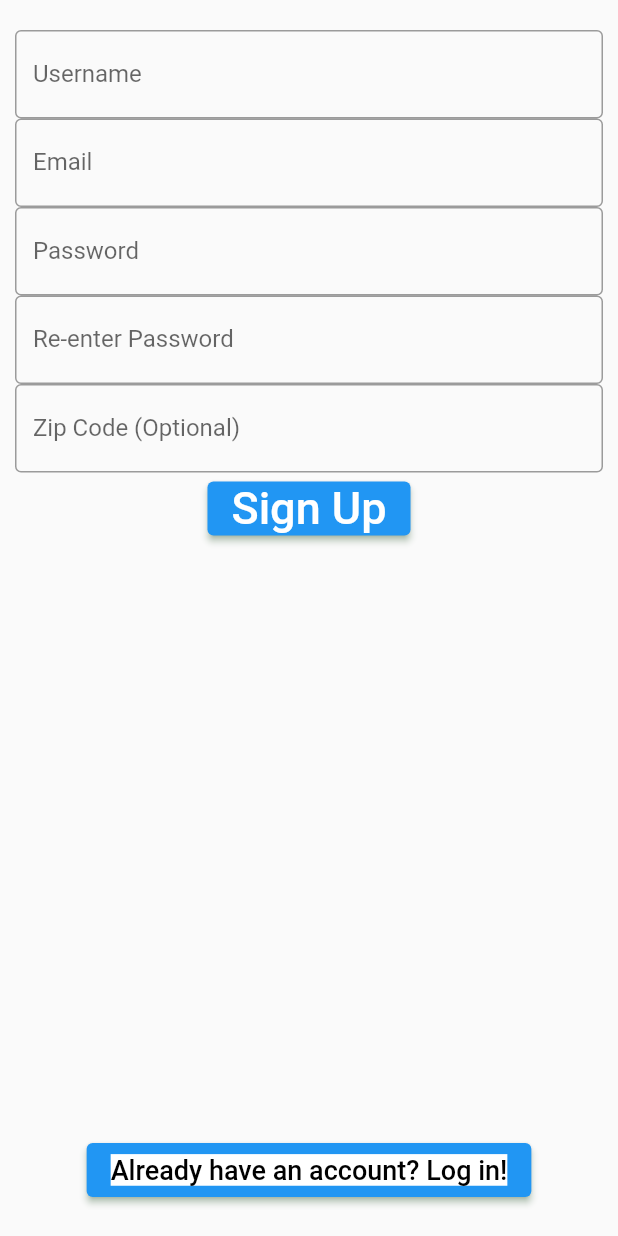
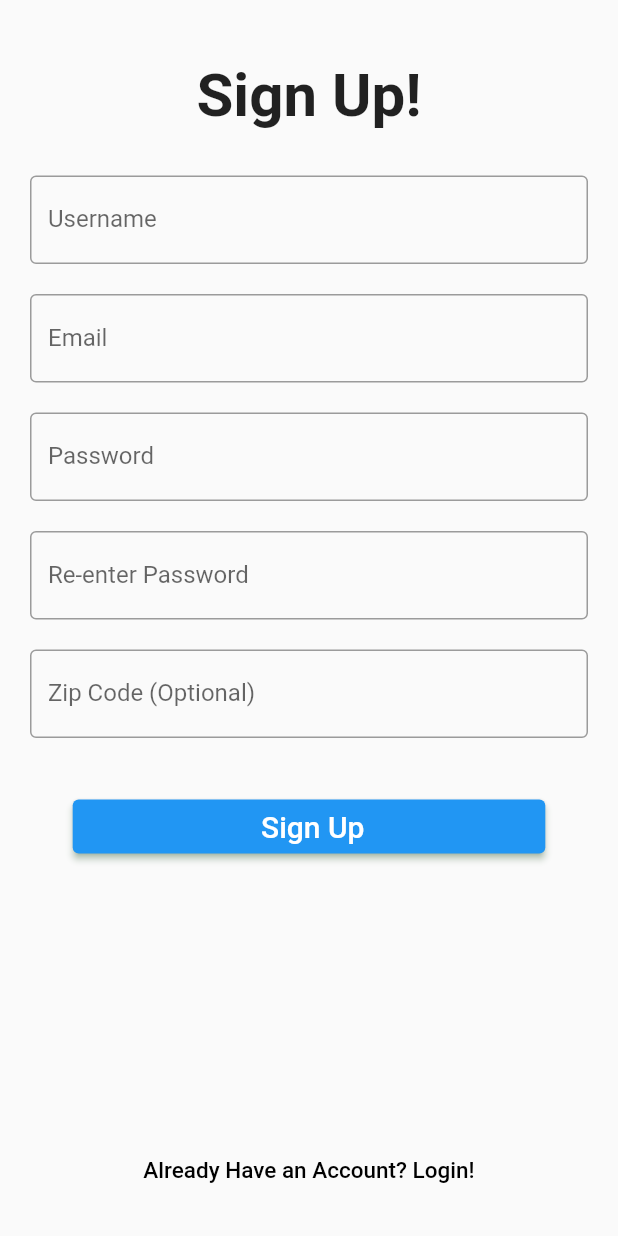
Before and after one commit to solbell2/volunTEEN, a Flutter app: the SignUp screen opened directly, on a phone screen of 412 x 824 dp. Run offline on Flutter 3.47's test engine with Material 2 defaults, Android fonts, the phone set to English and light mode, and no system bars; our stand-ins replace cloud_firestore, date_format, firebase_auth, firebase_core, shared_preferences; accounts and stored records are empty; Roboto replaces fonts that are missing (Raleway).

Commit message:
Update SignUp.dart

```diff
--- a/lib/Auth/SignUp.dart
+++ b/lib/Auth/SignUp.dart
@@ -15,6 +15,8 @@ class SignUp extends StatelessWidget {
   @override
   Widget build(BuildContext context) {
     return Scaffold(
+      resizeToAvoidBottomInset : false,
+
       body: Container(
         margin: EdgeInsets.fromLTRB(10, 20, 10, 20),
         child: Column(
@@ -23,7 +25,14 @@ class SignUp extends StatelessWidget {
             //   height: 100,
             //   image: AssetImage('assets/Transparent Logo.png'),
             // ),
-            TextField(
+            Padding(
+              padding: EdgeInsets.symmetric(vertical: 20.0, horizontal: 10.0),
+              child:Text("Sign Up!",style: TextStyle(fontSize: 40.0, fontWeight: FontWeight.bold)),
+            ),
+
+            Padding(
+              padding: EdgeInsets.symmetric(vertical: 10.0, horizontal: 10.0),
+              child: TextField(
                 obscureText: false,
                 decoration: InputDecoration(
                     border: OutlineInputBorder(),
@@ -33,7 +42,11 @@ class SignUp extends StatelessWidget {
                   user = val;
                 },
               ),
-            TextField(
+            ),
+
+            Padding(
+              padding: EdgeInsets.symmetric(vertical: 10.0, horizontal: 10.0),
+              child:TextField(
                 obscureText: false,
                 decoration: InputDecoration(
                     border: OutlineInputBorder(),
@@ -43,7 +56,11 @@ class SignUp extends StatelessWidget {
                   email = val;
                 },
               ),
-            TextField(
+            ),
+
+            Padding(
+              padding: EdgeInsets.symmetric(vertical: 10.0, horizontal: 10.0),
+              child:TextField(
                 obscureText: true,
                 decoration: InputDecoration(
                     border: OutlineInputBorder(),
@@ -53,7 +70,12 @@ class SignUp extends StatelessWidget {
                   pass = val;
                 },
               ),
-            TextField(
+            ),
+
+
+            Padding(
+              padding: EdgeInsets.symmetric(vertical: 10.0, horizontal: 10.0),
+              child:TextField(
                 obscureText: true,
                 decoration: InputDecoration(
                     border: OutlineInputBorder(),
@@ -63,7 +85,11 @@ class SignUp extends StatelessWidget {
                   rePass = val;
                 },
               ),
-            TextField(
+            ),
+
+            Padding(
+              padding: EdgeInsets.symmetric(vertical: 10.0, horizontal: 10.0),
+              child:TextField(
                 obscureText: true,
                 decoration: InputDecoration(
                     border: OutlineInputBorder(),
@@ -73,11 +99,15 @@ class SignUp extends StatelessWidget {
                   zipcode = val;
                 },
               ),
+            ),
+
             ButtonTheme(
+              child:Padding(
+                padding: EdgeInsets.symmetric(vertical: 25.0, horizontal: 25.0),
                 child: ElevatedButton(
                   child: Text(
-                  'Sign Up',
-                  style: TextStyle(fontSize: 30.0, backgroundColor: Colors.blue, color: Colors.white),
+                    '                      Sign Up                     ',
+                    style: TextStyle(fontSize: 20.0, backgroundColor: Colors.blue, color: Colors.white),
                   ),
                   onPressed: () async {
                     if (pass == rePass) {
@@ -111,12 +141,22 @@ class SignUp extends StatelessWidget {
                   },
                 ),
               ),
+
+            ),
             Spacer(),
             ButtonTheme(
               child: ElevatedButton(
+                style: ElevatedButton.styleFrom(
+                  primary: Colors.transparent,
+                  shadowColor: Colors.transparent,
+                ),
                 child: Text(
-                  'Already have an account? Log in!',
-                  style: TextStyle(fontSize: 18.0, backgroundColor: Colors.white, color: Colors.black),
+                  'Already Have an Account? Login!',
+                  style: TextStyle(
+                    fontSize: 15.0,
+                    backgroundColor: Colors.transparent,
+                    color: Colors.black,
+                  ),
                 ),
                 onPressed: () {
                   Navigator.of(context).push(MaterialPageRoute(builder: (context) => Login()));
```
Lines whose indentation alone changed are shown as unchanged.
